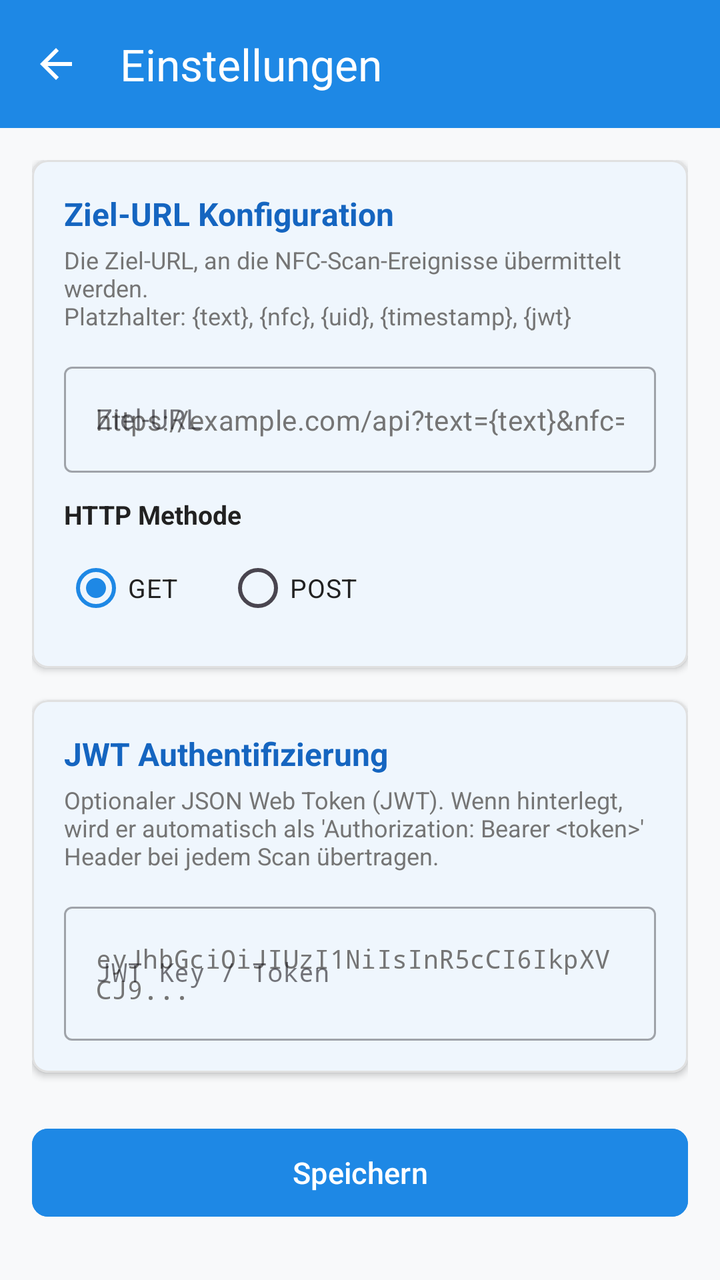
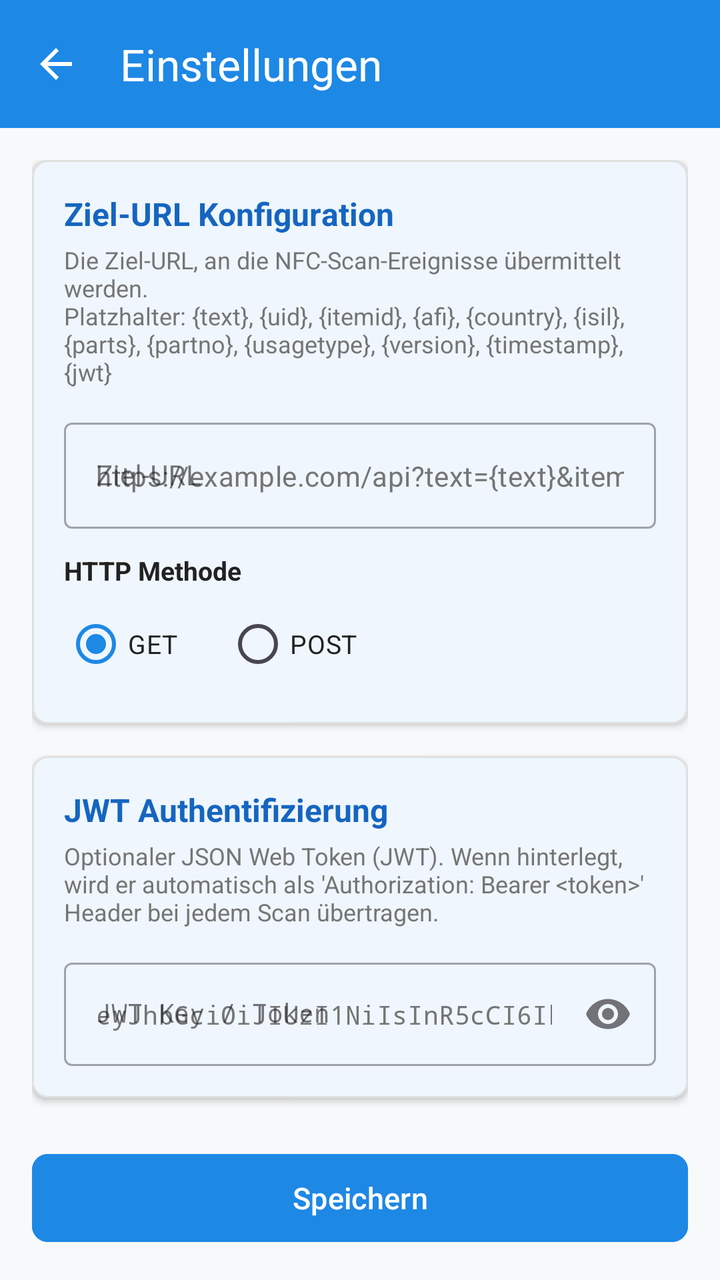

Compare the two renders of this Android layout. The source of the first and the diff that turns it into the second are given below.
<!-- AndroidManifest.xml: application theme Theme.NfcReader -->
<!-- res/layout/activity_settings.xml -->
<?xml version="1.0" encoding="utf-8"?>
<androidx.coordinatorlayout.widget.CoordinatorLayout
    xmlns:android="http://schemas.android.com/apk/res/android"
    xmlns:app="http://schemas.android.com/apk/res-auto"
    xmlns:tools="http://schemas.android.com/tools"
    android:layout_width="match_parent"
    android:layout_height="match_parent"
    android:background="@color/background">

    <com.google.android.material.appbar.AppBarLayout
        android:layout_width="match_parent"
        android:layout_height="wrap_content"
        android:theme="@style/ThemeOverlay.MaterialComponents.Dark.ActionBar">

        <com.google.android.material.appbar.MaterialToolbar
            android:id="@+id/toolbarSettings"
            android:layout_width="match_parent"
            android:layout_height="?attr/actionBarSize"
            android:background="@color/primary"
            app:title="@string/settings_title"
            app:titleTextColor="@android:color/white"
            app:navigationIcon="?attr/homeAsUpIndicator" />

    </com.google.android.material.appbar.AppBarLayout>

    <androidx.core.widget.NestedScrollView
        android:layout_width="match_parent"
        android:layout_height="match_parent"
        app:layout_behavior="@string/appbar_scrolling_view_behavior"
        android:fillViewport="true">

        <LinearLayout
            android:layout_width="match_parent"
            android:layout_height="wrap_content"
            android:orientation="vertical"
            android:padding="16dp">

            
            <com.google.android.material.card.MaterialCardView
                android:layout_width="match_parent"
                android:layout_height="wrap_content"
                android:layout_marginBottom="16dp"
                app:cardBackgroundColor="@color/surface"
                app:cardCornerRadius="8dp"
                app:cardElevation="2dp"
                app:strokeColor="@color/card_border"
                app:strokeWidth="1dp">

                <LinearLayout
                    android:layout_width="match_parent"
                    android:layout_height="wrap_content"
                    android:orientation="vertical"
                    android:padding="16dp">

                    <TextView
                        android:layout_width="wrap_content"
                        android:layout_height="wrap_content"
                        android:text="@string/settings_target_url_section"
                        android:textColor="@color/primary_dark"
                        android:textSize="16sp"
                        android:textStyle="bold" />

                    <TextView
                        android:layout_width="match_parent"
                        android:layout_height="wrap_content"
                        android:layout_marginTop="4dp"
                        android:text="@string/settings_target_url_desc"
                        android:textColor="@color/text_secondary"
                        android:textSize="12sp" />

                    <com.google.android.material.textfield.TextInputLayout
                        android:id="@+id/tilSettingsTargetUrl"
                        style="@style/Widget.MaterialComponents.TextInputLayout.OutlinedBox"
                        android:layout_width="match_parent"
                        android:layout_height="wrap_content"
                        android:layout_marginTop="12dp"
                        android:hint="@string/target_url_label">

                        <com.google.android.material.textfield.TextInputEditText
                            android:id="@+id/etSettingsTargetUrl"
                            android:layout_width="match_parent"
                            android:layout_height="wrap_content"
                            android:hint="@string/target_url_hint"
                            android:textColor="@color/text_primary"
                            android:textColorHint="@color/text_secondary"
                            android:inputType="textUri"
                            android:textSize="14sp" />
                    </com.google.android.material.textfield.TextInputLayout>

                    <TextView
                        android:layout_width="wrap_content"
                        android:layout_height="wrap_content"
                        android:layout_marginTop="12dp"
                        android:text="@string/http_method"
                        android:textColor="@color/text_primary"
                        android:textSize="13sp"
                        android:textStyle="bold" />

                    <RadioGroup
                        android:id="@+id/rgSettingsHttpMethod"
                        android:layout_width="match_parent"
                        android:layout_height="wrap_content"
                        android:orientation="horizontal"
                        android:layout_marginTop="4dp">

                        <RadioButton
                            android:id="@+id/rbSettingsGet"
                            android:layout_width="wrap_content"
                            android:layout_height="wrap_content"
                            android:text="GET"
                            android:textColor="@color/text_primary"
                            android:checked="true"
                            android:textSize="13sp" />

                        <RadioButton
                            android:id="@+id/rbSettingsPost"
                            android:layout_width="wrap_content"
                            android:layout_height="wrap_content"
                            android:layout_marginStart="24dp"
                            android:text="POST"
                            android:textColor="@color/text_primary"
                            android:textSize="13sp" />
                    </RadioGroup>

                </LinearLayout>
            </com.google.android.material.card.MaterialCardView>

            
            <com.google.android.material.card.MaterialCardView
                android:layout_width="match_parent"
                android:layout_height="wrap_content"
                android:layout_marginBottom="24dp"
                app:cardBackgroundColor="@color/surface"
                app:cardCornerRadius="8dp"
                app:cardElevation="2dp"
                app:strokeColor="@color/card_border"
                app:strokeWidth="1dp">

                <LinearLayout
                    android:layout_width="match_parent"
                    android:layout_height="wrap_content"
                    android:orientation="vertical"
                    android:padding="16dp">

                    <TextView
                        android:layout_width="wrap_content"
                        android:layout_height="wrap_content"
                        android:text="@string/settings_jwt_section"
                        android:textColor="@color/primary_dark"
                        android:textSize="16sp"
                        android:textStyle="bold" />

                    <TextView
                        android:layout_width="match_parent"
                        android:layout_height="wrap_content"
                        android:layout_marginTop="4dp"
                        android:text="@string/settings_jwt_desc"
                        android:textColor="@color/text_secondary"
                        android:textSize="12sp" />

                    <com.google.android.material.textfield.TextInputLayout
                        android:id="@+id/tilSettingsJwtKey"
                        style="@style/Widget.MaterialComponents.TextInputLayout.OutlinedBox"
                        android:layout_width="match_parent"
                        android:layout_height="wrap_content"
                        android:layout_marginTop="12dp"
                        android:hint="@string/settings_jwt_label"
                        app:endIconMode="clear_text">

                        <com.google.android.material.textfield.TextInputEditText
                            android:id="@+id/etSettingsJwtKey"
                            android:layout_width="match_parent"
                            android:layout_height="wrap_content"
                            android:hint="@string/settings_jwt_hint"
                            android:textColor="@color/text_primary"
                            android:textColorHint="@color/text_secondary"
                            android:inputType="textMultiLine"
                            android:fontFamily="monospace"
                            android:maxLines="4"
                            android:textSize="13sp" />
                    </com.google.android.material.textfield.TextInputLayout>

                </LinearLayout>
            </com.google.android.material.card.MaterialCardView>

            
            <com.google.android.material.button.MaterialButton
                android:id="@+id/btnSaveSettings"
                android:layout_width="match_parent"
                android:layout_height="52dp"
                android:backgroundTint="@color/primary"
                android:text="@string/settings_save"
                android:textColor="@android:color/white"
                android:textSize="15sp"
                app:cornerRadius="8dp" />

            
            <TextView
                android:id="@+id/tvCopyrightNotice"
                android:layout_width="match_parent"
                android:layout_height="wrap_content"
                android:layout_marginTop="24dp"
                android:layout_marginBottom="16dp"
                android:gravity="center"
                android:text="@string/copyright_notice"
                android:textColor="@color/text_secondary"
                android:textSize="12sp" />

        </LinearLayout>
    </androidx.core.widget.NestedScrollView>

</androidx.coordinatorlayout.widget.CoordinatorLayout>
<!-- resources referenced by this layout -->
<resources>
  <color name="background">#F8F9FA</color>
  <color name="card_border">#E0E0E0</color>
  <color name="primary">#1E88E5</color>
  <color name="primary_dark">#1565C0</color>
  <color name="surface">#FFFFFF</color>
  <color name="text_primary">#212121</color>
  <color name="text_secondary">#757575</color>
  <string name="copyright_notice">© 2026 info-age GmbH, Basel\nLizenziert unter Apache License 2.0</string>
  <string name="http_method">HTTP Methode</string>
  <string name="settings_jwt_desc">Optionaler JSON Web Token (JWT). Wenn hinterlegt, wird er automatisch als \'Authorization: Bearer &lt;token&gt;\' Header bei jedem Scan übertragen.</string>
  <string name="settings_jwt_hint">eyJhbGciOiJIUzI1NiIsInR5cCI6IkpXVCJ9...</string>
  <string name="settings_jwt_label">JWT Key / Token</string>
  <string name="settings_jwt_section">JWT Authentifizierung</string>
  <string name="settings_save">Speichern</string>
  <string name="settings_target_url_desc">Die Ziel-URL, an die NFC-Scan-Ereignisse übermittelt werden.\nPlatzhalter: {text}, {nfc}, {uid}, {timestamp}, {jwt}</string>
  <string name="settings_target_url_section">Ziel-URL Konfiguration</string>
  <string name="settings_title">Einstellungen</string>
  <string name="target_url_hint">https://example.com/api?text={text}&amp;nfc={nfc}</string>
  <string name="target_url_label">Ziel-URL</string>
  <style name="Theme.NfcReader" parent="Theme.Material3.DayNight.NoActionBar">
          <item name="colorPrimary">@color/primary</item>
          <item name="colorPrimaryDark">@color/primary_dark</item>
          <item name="colorSecondary">@color/accent</item>
          <item name="colorSurface">@color/surface</item>
          <item name="android:colorBackground">@color/background</item>
          <item name="android:textColorPrimary">@color/text_primary</item>
          <item name="android:textColorSecondary">@color/text_secondary</item>
          <item name="android:statusBarColor">@color/status_bar</item>
      </style>
  <color name="accent">#00ACC1</color>
  <color name="status_bar">#1565C0</color>
</resources>

<!-- the commit's change to res/layout/activity_settings.xml (unified diff, before → after) -->
@@ -165,7 +165,7 @@
                         android:layout_height="wrap_content"
                         android:layout_marginTop="12dp"
                         android:hint="@string/settings_jwt_label"
-                        app:endIconMode="clear_text">
+                        app:endIconMode="password_toggle">
 
                         <com.google.android.material.textfield.TextInputEditText
                             android:id="@+id/etSettingsJwtKey"
@@ -174,9 +174,8 @@
                             android:hint="@string/settings_jwt_hint"
                             android:textColor="@color/text_primary"
                             android:textColorHint="@color/text_secondary"
-                            android:inputType="textMultiLine"
+                            android:inputType="textPassword"
                             android:fontFamily="monospace"
-                            android:maxLines="4"
                             android:textSize="13sp" />
                     </com.google.android.material.textfield.TextInputLayout>
 
<!-- resource entries referenced after the edit -->
@@ -14,10 +14,10 @@
   <string name="settings_jwt_label">JWT Key / Token</string>
   <string name="settings_jwt_section">JWT Authentifizierung</string>
   <string name="settings_save">Speichern</string>
-  <string name="settings_target_url_desc">Die Ziel-URL, an die NFC-Scan-Ereignisse übermittelt werden.\nPlatzhalter: {text}, {nfc}, {uid}, {timestamp}, {jwt}</string>
+  <string name="settings_target_url_desc">Die Ziel-URL, an die NFC-Scan-Ereignisse übermittelt werden.\nPlatzhalter: {text}, {uid}, {itemid}, {afi}, {country}, {isil}, {parts}, {partno}, {usagetype}, {version}, {timestamp}, {jwt}</string>
   <string name="settings_target_url_section">Ziel-URL Konfiguration</string>
   <string name="settings_title">Einstellungen</string>
-  <string name="target_url_hint">https://example.com/api?text={text}&amp;nfc={nfc}</string>
+  <string name="target_url_hint">https://example.com/api?text={text}&amp;itemid={itemid}&amp;afi={afi}</string>
   <string name="target_url_label">Ziel-URL</string>
   <style name="Theme.NfcReader" parent="Theme.Material3.DayNight.NoActionBar">
           <item name="colorPrimary">@color/primary</item>
